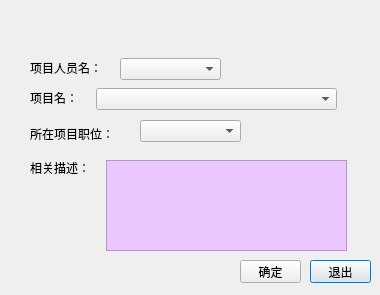
Qt form SoftwareProManagement/addprostaff.ui (crawler-john/graduationProject) before a commit.
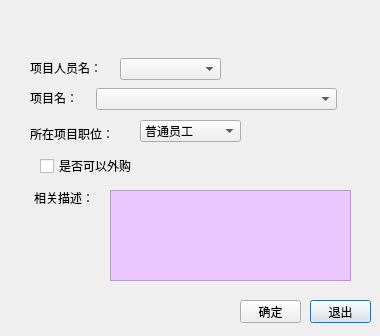
The same form after that commit. Icons and pictures are not drawn.

```diff
--- a/SoftwareProManagement/addprostaff.ui
+++ b/SoftwareProManagement/addprostaff.ui
@@ -7,7 +7,7 @@
     <x>0</x>
     <y>0</y>
     <width>380</width>
-    <height>295</height>
+    <height>336</height>
    </rect>
   </property>
   <property name="windowTitle">
@@ -56,8 +56,8 @@
   <widget class="QTextEdit" name="proDescribe">
    <property name="geometry">
     <rect>
-     <x>106</x>
-     <y>160</y>
+     <x>110</x>
+     <y>190</y>
      <width>241</width>
      <height>91</height>
     </rect>
@@ -67,7 +67,7 @@
    <property name="geometry">
     <rect>
      <x>310</x>
-     <y>260</y>
+     <y>300</y>
      <width>61</width>
      <height>23</height>
     </rect>
@@ -80,7 +80,7 @@
    <property name="geometry">
     <rect>
      <x>240</x>
-     <y>260</y>
+     <y>300</y>
      <width>61</width>
      <height>23</height>
     </rect>
@@ -93,7 +93,7 @@
    <property name="geometry">
     <rect>
      <x>30</x>
-     <y>260</y>
+     <y>300</y>
      <width>161</width>
      <height>21</height>
     </rect>
@@ -126,8 +126,8 @@
   <widget class="QLabel" name="label_3">
    <property name="geometry">
     <rect>
-     <x>30</x>
-     <y>160</y>
+     <x>34</x>
+     <y>190</y>
      <width>71</width>
      <height>16</height>
     </rect>
@@ -175,6 +175,33 @@
      <width>101</width>
      <height>22</height>
     </rect>
+   </property>
+   <item>
+    <property name="text">
+     <string>普通员工</string>
+    </property>
+   </item>
+   <item>
+    <property name="text">
+     <string>项目经理</string>
+    </property>
+   </item>
+  </widget>
+  <widget class="QCheckBox" name="outsourcing">
+   <property name="geometry">
+    <rect>
+     <x>40</x>
+     <y>156</y>
+     <width>151</width>
+     <height>20</height>
+    </rect>
+   </property>
+   <property name="styleSheet">
+    <string notr="true">font: 75 11pt &quot;黑体&quot;;
+color:rgb(0, 0, 0);</string>
+   </property>
+   <property name="text">
+    <string>是否可以外购</string>
    </property>
   </widget>
  </widget>
```
Left out of the diff: 8 changed lines with no effect on the pictures.
